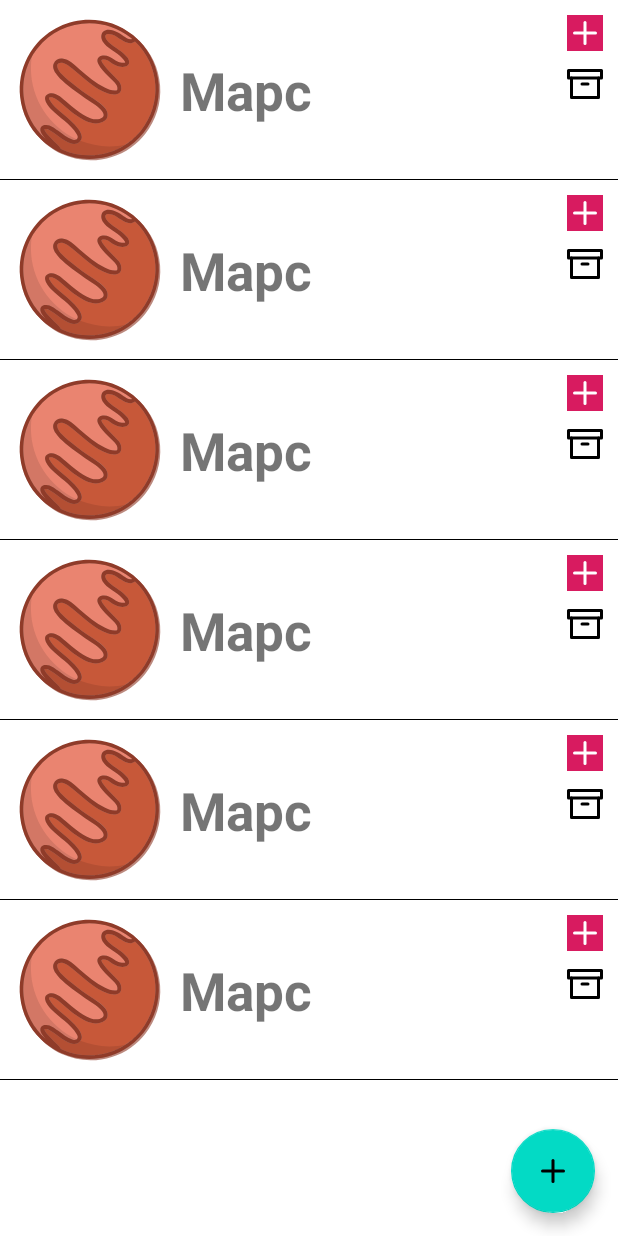
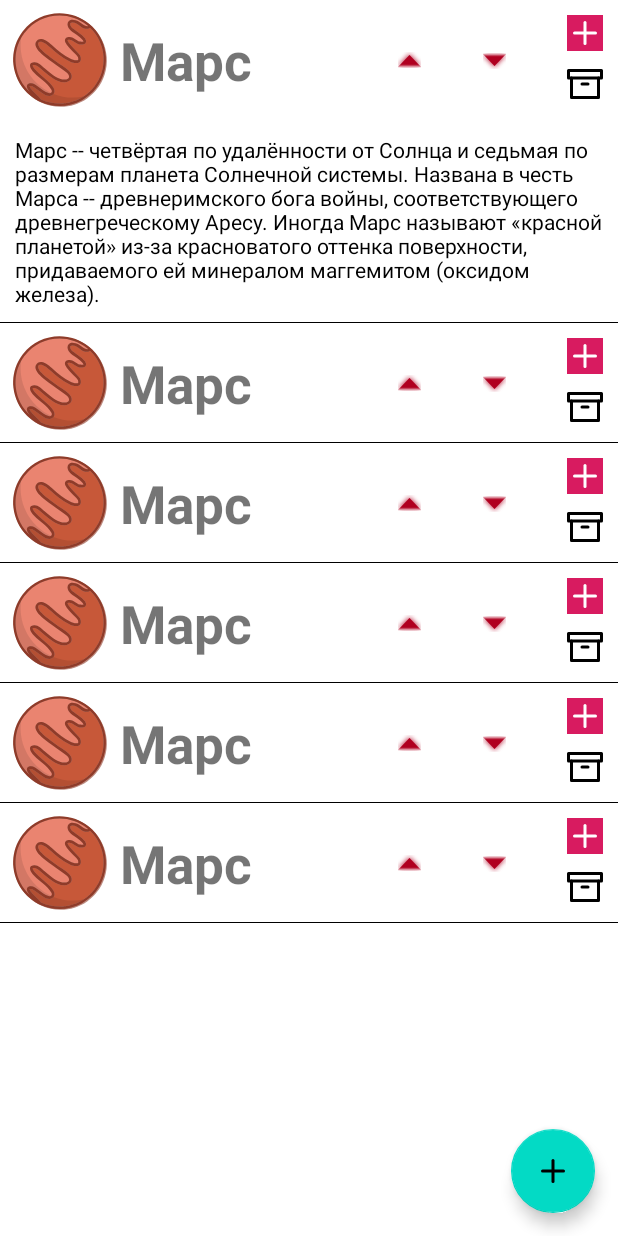
Before and after one commit to buthed/MaterialDesign, an Android app: the PlanetsActivity screen opened directly, with no data from a screen before it, after a tap on an icon or button, on a phone screen of 412 x 824 dp. Run offline under Robolectric (Android 15) with nearby library versions, the phone set to English and light mode, and no system bars; 3 other taps on this screen came first.

Commit message:
With description

```diff
--- a/app/src/main/java/com/example/materialdesign/view/planets/BaseViewHolder.kt
+++ b/app/src/main/java/com/example/materialdesign/view/planets/BaseViewHolder.kt
@@ -4,5 +4,5 @@ import android.view.View
 import androidx.recyclerview.widget.RecyclerView
 
 abstract class BaseViewHolder(view: View): RecyclerView.ViewHolder(view) {
-    abstract fun bind(data: Data)
+    abstract fun bind(pair: Pair<Data,Boolean>)
 }
--- a/app/src/main/java/com/example/materialdesign/view/planets/PlanetsActivity.kt
+++ b/app/src/main/java/com/example/materialdesign/view/planets/PlanetsActivity.kt
@@ -14,15 +14,25 @@ class PlanetsActivity : AppCompatActivity() {
         super.onCreate(savedInstanceState)
         binding = ActivityPlanetsBinding.inflate(layoutInflater)
         setContentView(binding.root)
-        val data:MutableList<Data> = ArrayList()
+        val data:MutableList<Pair<Data,Boolean>> = ArrayList()
         repeat(10){
             if(it%2==0){
                 //data.add(Data("Earth"))
             }else{
-                data.add(Data("Mars",""))
+                data.add(Pair(Data("Mars",""),false))
             }
         }
-        data.add(0,Data("Header"))
+        val lat = 50
+        val lon = 30
+        val coordinate = lat to lon
+        val coordinate3d = Triple(1,2,3)
+        coordinate.first
+        coordinate.second
+        coordinate3d.first
+        coordinate3d.second
+        coordinate3d.third
+
+        data.add(0,Pair(Data("Header"),false))
         val adapter= PlanetsActivityAdapter(
             object : OnListItemClickListener {
                 override fun onItemClick(data: Data) {
--- a/app/src/main/java/com/example/materialdesign/view/planets/PlanetsActivityAdapter.kt
+++ b/app/src/main/java/com/example/materialdesign/view/planets/PlanetsActivityAdapter.kt
@@ -1,8 +1,11 @@
 package com.example.materialdesign.view.planets
 
+import android.graphics.Color
 import android.view.LayoutInflater
+import android.view.MotionEvent
 import android.view.View
 import android.view.ViewGroup
+import androidx.core.view.MotionEventCompat
 import androidx.recyclerview.widget.RecyclerView
 import com.example.materialdesign.R
 import com.example.materialdesign.databinding.*
@@ -10,7 +13,7 @@ import com.example.materialdesign.databinding.*
 
 class PlanetsActivityAdapter (
     private var onListItemClickListener: OnListItemClickListener,
-    private var data: MutableList<Data>
+    private var data: MutableList<Pair<Data,Boolean>>
 ) : RecyclerView.Adapter<BaseViewHolder>() {
 
     override fun onCreateViewHolder(parent: ViewGroup, viewType: Int): BaseViewHolder {
@@ -35,7 +38,7 @@ class PlanetsActivityAdapter (
 
     override fun getItemViewType(position: Int): Int {
         if(position==0) return TYPE_HEADER
-        return if(data[position].someDescription.isNullOrBlank()) TYPE_MARS else TYPE_EARTH
+        return if(data[position].first.someDescription.isNullOrBlank()) TYPE_MARS else TYPE_EARTH
     }
 
     override fun onBindViewHolder(holder: BaseViewHolder, position: Int) {
@@ -47,37 +50,65 @@ class PlanetsActivityAdapter (
     }
 
     inner class EarthViewHolder(view: View):BaseViewHolder(view){
-        override fun bind(data: Data){
+        override fun bind(pair: Pair<Data,Boolean>){
             ActivityRecyclerItemEarthBinding.bind(itemView).apply {
-                descriptionTextView.text = data.someDescription
+                descriptionTextView.text = pair.first.someDescription
                 wikiImageView.setOnClickListener {
-                    onListItemClickListener.onItemClick(data)
+                    onListItemClickListener.onItemClick(pair.first)
                 }
             }
         }
     }
 
     fun appendItem(){
-        data.add(generateItem())
+        data.add(Pair(generateItem(), false))
         notifyItemInserted(itemCount-1)
     }
 
     private fun generateItem() = Data("Mars","")
 
     inner class MarsViewHolder(view: View):BaseViewHolder(view){
-        override fun bind(data: Data){
+        override fun bind(pair: Pair<Data,Boolean>){
             // было itemView.findViewById<ImageView>(R.id.marsImageView).setOnClickListener {  }
             ActivityRecyclerItemMarsBinding.bind(itemView).apply {
                 marsImageView.setOnClickListener {
-                    onListItemClickListener.onItemClick(data)
+                    onListItemClickListener.onItemClick(pair.first)
                 }
                 addItemImageView.setOnClickListener { addItem() }
                 removeItemImageView.setOnClickListener { removeItem() }
+                moveItemUp.setOnClickListener { moveUp() }
+                moveItemDown.setOnClickListener { moveDown() }
+                marsTextView.setOnClickListener { toggleText() }
+                marsDescriptionTextView.visibility =  if(pair.second) View.VISIBLE else View.GONE
             }
         }
 
+        private fun toggleText(){
+            data[layoutPosition] = data[layoutPosition].let{
+                it.first to !it.second
+            }
+            notifyItemChanged(layoutPosition)
+        }
+
+        private fun moveUp(){
+            layoutPosition.takeIf { it>1 }?.also {
+                data.removeAt(it).apply {
+                    data.add(it-1,this)
+                }
+                notifyItemMoved(it,it-1)
+            }
+        }
+
+        private fun moveDown(){
+            layoutPosition.takeIf { it<itemCount-1 }?.also {
+                data.removeAt(it).apply {
+                    data.add(it+1,this)
+                }
+                notifyItemMoved(it,it+1)
+            }
+        }
         private fun addItem(){
-            data.add(layoutPosition,generateItem())
+            data.add(layoutPosition, Pair(generateItem(),false))
             notifyItemInserted(layoutPosition)
         }
         private fun removeItem(){
@@ -87,11 +118,11 @@ class PlanetsActivityAdapter (
     }
 
     inner class HeaderViewHolder(view: View):BaseViewHolder(view){
-        override fun bind(data: Data){
+        override fun bind(pair: Pair<Data,Boolean>){
             // было itemView.findViewById<ImageView>(R.id.marsImageView).setOnClickListener {  }
             ActivityRecyclerItemHeaderBinding.bind(itemView).apply {
                 root.setOnClickListener {
-                    onListItemClickListener.onItemClick(data)
+                    onListItemClickListener.onItemClick(pair.first)
                 }
             }
         }
--- a/app/src/main/res/layout/activity_recycler_item_mars.xml
+++ b/app/src/main/res/layout/activity_recycler_item_mars.xml
@@ -2,17 +2,33 @@
 <androidx.constraintlayout.widget.ConstraintLayout xmlns:android="http://schemas.android.com/apk/res/android"
     xmlns:app="http://schemas.android.com/apk/res-auto"
     android:layout_width="match_parent"
-    android:layout_height="wrap_content">
+    android:layout_height="wrap_content"
+    xmlns:tools="http://schemas.android.com/tools">
 
     <androidx.appcompat.widget.AppCompatImageView
         android:id="@+id/marsImageView"
-        android:layout_width="120dp"
-        android:layout_height="120dp"
+        android:layout_width="80dp"
+        android:layout_height="80dp"
         app:layout_constraintStart_toStartOf="parent"
         app:layout_constraintTop_toTopOf="parent"
         app:srcCompat="@drawable/bg_mars" />
 
+
     <androidx.appcompat.widget.AppCompatTextView
+        android:id="@+id/marsDescriptionTextView"
+        android:layout_width="wrap_content"
+        android:layout_height="wrap_content"
+        android:padding="10dp"
+        android:text="Марс -- четвёртая по удалённости от Солнца и седьмая по размерам планета Солнечной системы. Названа в честь Марса -- древнеримского бога войны, соответствующего древнегреческому Аресу. Иногда Марс называют «красной планетой» из-за красноватого оттенка поверхности, придаваемого ей минералом маггемитом (оксидом железа)."
+        android:textColor="#000"
+        android:visibility="gone"
+        app:layout_constraintEnd_toEndOf="parent"
+        app:layout_constraintStart_toStartOf="parent"
+        app:layout_constraintTop_toBottomOf="@+id/marsImageView"
+        tools:visibility="visible" />
+
+    <androidx.appcompat.widget.AppCompatTextView
+        android:id="@+id/marsTextView"
         android:layout_width="wrap_content"
         android:layout_height="wrap_content"
         android:text="Марс"
@@ -21,6 +37,31 @@
         app:layout_constraintBottom_toBottomOf="@+id/marsImageView"
         app:layout_constraintStart_toEndOf="@+id/marsImageView"
         app:layout_constraintTop_toTopOf="@+id/marsImageView" />
+
+    <androidx.appcompat.widget.AppCompatImageView
+        android:id="@+id/moveItemUp"
+        android:layout_width="wrap_content"
+        android:layout_height="wrap_content"
+        android:layout_margin="10dp"
+        android:tint="@color/design_default_color_error"
+        app:layout_constraintBottom_toBottomOf="@+id/marsTextView"
+        app:layout_constraintEnd_toStartOf="@+id/addItemImageView"
+        app:layout_constraintStart_toEndOf="@+id/marsTextView"
+        app:layout_constraintTop_toTopOf="@+id/marsTextView"
+        app:srcCompat="@android:drawable/arrow_up_float" />
+
+    <androidx.appcompat.widget.AppCompatImageView
+        android:id="@+id/moveItemDown"
+        android:layout_width="wrap_content"
+        android:layout_height="wrap_content"
+        android:layout_margin="10dp"
+        android:tint="@color/design_default_color_error"
+        app:layout_constraintBottom_toBottomOf="@+id/marsTextView"
+        app:layout_constraintEnd_toStartOf="@+id/addItemImageView"
+        app:layout_constraintStart_toEndOf="@+id/moveItemUp"
+        app:layout_constraintTop_toTopOf="@+id/marsTextView"
+        app:srcCompat="@android:drawable/arrow_down_float" />
+
 
     <androidx.appcompat.widget.AppCompatImageView
         android:id="@+id/addItemImageView"
@@ -45,6 +86,6 @@
         android:layout_width="match_parent"
         android:layout_height="1px"
         android:background="#000"
-        app:layout_constraintBottom_toBottomOf="@+id/marsImageView"
+        app:layout_constraintBottom_toBottomOf="@+id/marsDescriptionTextView"
         app:layout_constraintStart_toStartOf="parent" />
 </androidx.constraintlayout.widget.ConstraintLayout>
```
